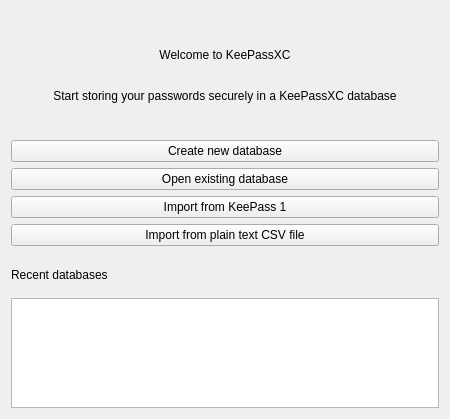
Before: the Qt Designer form src/gui/WelcomeWidget.ui in keepassxreboot/keepassxc, drawn with Qt 5.
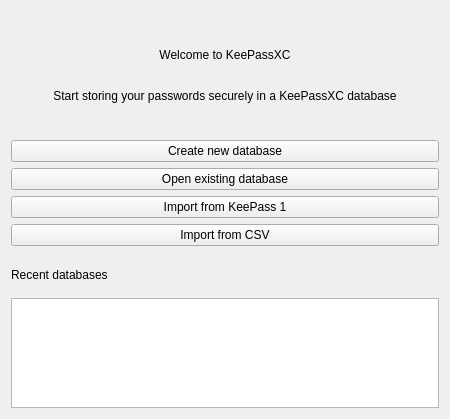
After: the same form once the commit is applied.

Commit message: Commit review request

Diff of the .ui file:
```diff
--- a/src/gui/WelcomeWidget.ui
+++ b/src/gui/WelcomeWidget.ui
@@ -130,7 +130,7 @@
    <item>
     <widget class="QPushButton" name="buttonImportCSV">
      <property name="text">
-      <string>Import from plain text CSV file</string>
+      <string>Import from CSV</string>
      </property>
     </widget>
    </item>
```
The commit also changes 2 other files.
